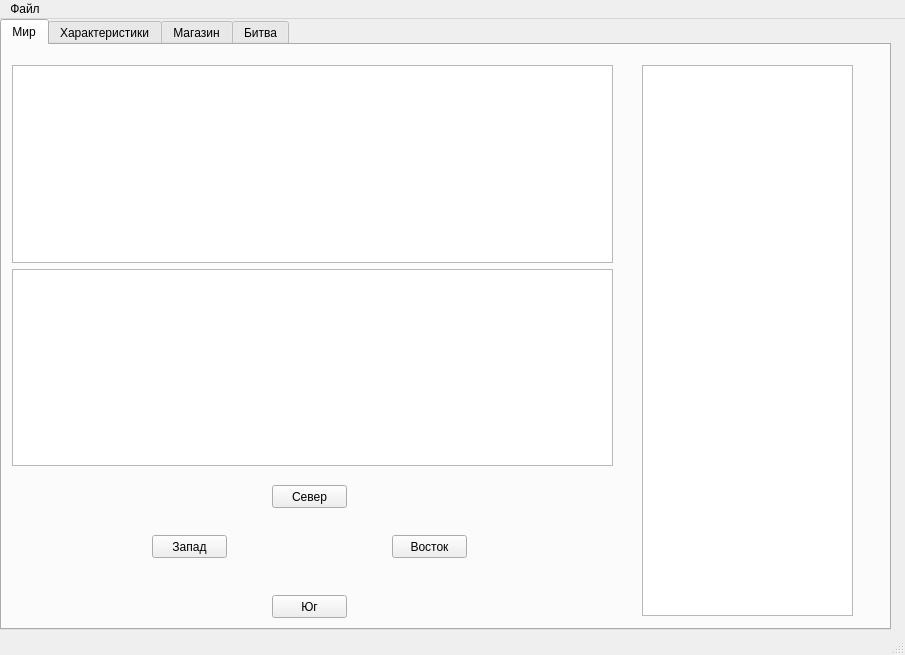
This is mainwindow.ui in 6rayWa1cher/codename-piratelands as Qt 5 draws it before an edit. The edited form follows.
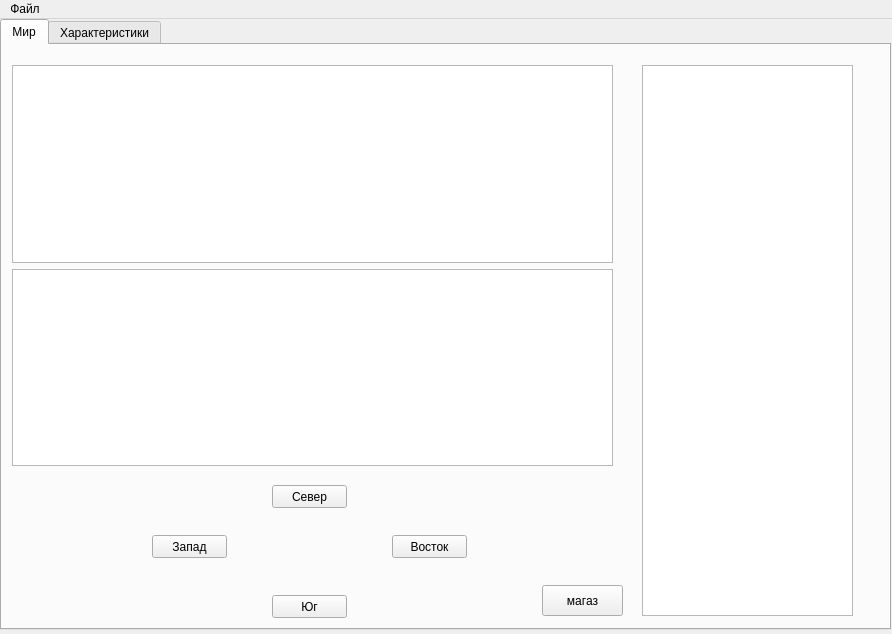
This is the edited form. Icons and pictures are not drawn.

Commit message: Removed status bar

```diff
--- a/mainwindow.ui
+++ b/mainwindow.ui
@@ -6,13 +6,37 @@
    <rect>
     <x>0</x>
     <y>0</y>
-    <width>905</width>
-    <height>655</height>
+    <width>892</width>
+    <height>634</height>
    </rect>
   </property>
+  <property name="sizePolicy">
+   <sizepolicy hsizetype="Fixed" vsizetype="Fixed">
+    <horstretch>0</horstretch>
+    <verstretch>0</verstretch>
+   </sizepolicy>
+  </property>
+  <property name="baseSize">
+   <size>
+    <width>909</width>
+    <height>655</height>
+   </size>
+  </property>
   <property name="windowTitle">
    <string>MainWindow</string>
   </property>
+  <property name="documentMode">
+   <bool>false</bool>
+  </property>
+  <property name="dockNestingEnabled">
+   <bool>false</bool>
+  </property>
+  <property name="dockOptions">
+   <set>QMainWindow::AllowTabbedDocks|QMainWindow::AnimatedDocks</set>
+  </property>
+  <property name="unifiedTitleAndToolBarOnMac">
+   <bool>false</bool>
+  </property>
   <widget class="QWidget" name="centralwidget">
    <widget class="QTabWidget" name="tabWidget">
     <property name="geometry">
@@ -115,6 +139,19 @@
        </item>
       </layout>
      </widget>
+     <widget class="QPushButton" name="pushButton">
+      <property name="geometry">
+       <rect>
+        <x>540</x>
+        <y>540</y>
+        <width>81</width>
+        <height>31</height>
+       </rect>
+      </property>
+      <property name="text">
+       <string>магаз</string>
+      </property>
+     </widget>
     </widget>
     <widget class="QWidget" name="character_info_tab">
      <attribute name="title">
@@ -331,16 +368,6 @@
       </layout>
      </widget>
     </widget>
-    <widget class="QWidget" name="shop_tab">
-     <attribute name="title">
-      <string>Магазин</string>
-     </attribute>
-    </widget>
-    <widget class="QWidget" name="battle_tab">
-     <attribute name="title">
-      <string>Битва</string>
-     </attribute>
-    </widget>
    </widget>
   </widget>
   <widget class="QMenuBar" name="menubar">
@@ -348,7 +375,7 @@
     <rect>
      <x>0</x>
      <y>0</y>
-     <width>905</width>
+     <width>892</width>
      <height>21</height>
     </rect>
    </property>
@@ -361,7 +388,6 @@
    </widget>
    <addaction name="menu"/>
   </widget>
-  <widget class="QStatusBar" name="statusbar"/>
   <action name="action">
    <property name="text">
     <string>Сохранить</string>
```
Left out of the diff: 3 changed lines with no effect on the pictures. The commit also changes 2 other files.
